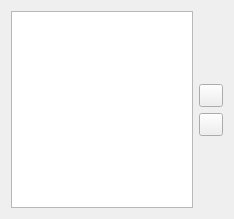
This is olap/axiswidget.ui in Sergeyego/skladprov as Qt 5 draws it before an edit. The edited form follows.
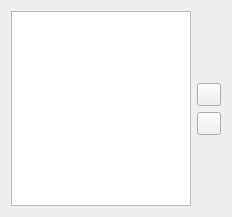
This is the edited form. Icons and pictures are not drawn.

Patch:
```diff
--- a/olap/axiswidget.ui
+++ b/olap/axiswidget.ui
@@ -6,8 +6,8 @@
    <rect>
     <x>0</x>
     <y>0</y>
-    <width>234</width>
-    <height>219</height>
+    <width>232</width>
+    <height>217</height>
    </rect>
   </property>
   <property name="windowTitle">
```
Left out of the diff: 12 changed lines with no effect on the pictures.
